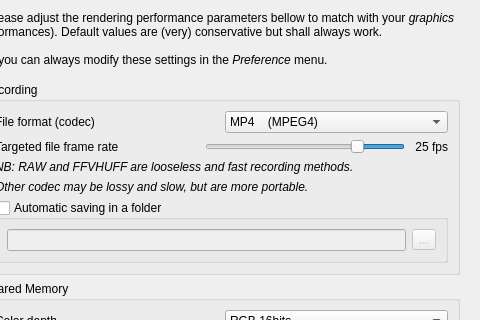
Qt form src/UserPreferencesDialog.ui (markus-wa/glmixer-mirror) before a commit; both pictures show x 202 to 682 and y 0 to 320 of the 682 by 552 pixel window.
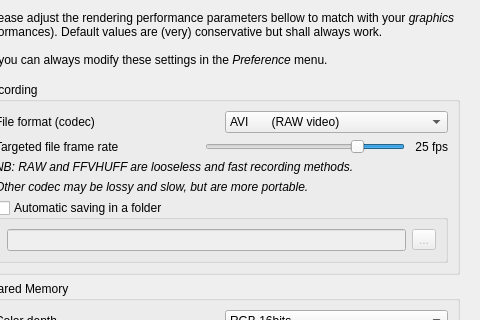
The same form after that commit. The open tabs and pages were chosen to show the change. Icons and pictures are not drawn. Custom widgets are drawn as their Qt base class.

```diff
--- a/src/UserPreferencesDialog.ui
+++ b/src/UserPreferencesDialog.ui
@@ -613,7 +613,7 @@
                    <string>Select the recording Codec</string>
                   </property>
                   <property name="currentIndex">
-                   <number>4</number>
+                   <number>0</number>
                   </property>
                   <item>
                    <property name="text">
```
Left out of the diff: 74 changed lines with no effect on the pictures.
